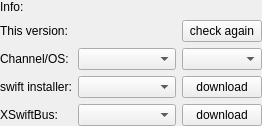
The window that src/blackgui/components/updateinfocomponent.ui (swift-project/pilotclient) describes before a commit, drawn with Qt 5.
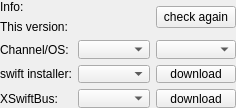
The same window after the commit.

Commit message: UI improvements installer/update info

Patch:
```diff
--- a/src/blackgui/components/updateinfocomponent.ui
+++ b/src/blackgui/components/updateinfocomponent.ui
@@ -6,14 +6,14 @@
    <rect>
     <x>0</x>
     <y>0</y>
-    <width>262</width>
-    <height>126</height>
+    <width>230</width>
+    <height>108</height>
    </rect>
   </property>
   <property name="minimumSize">
    <size>
     <width>0</width>
-    <height>90</height>
+    <height>100</height>
    </size>
   </property>
   <property name="windowTitle">
@@ -85,13 +85,6 @@
      </property>
     </widget>
    </item>
-   <item row="1" column="2">
-    <widget class="QPushButton" name="pb_CheckForUpdates">
-     <property name="text">
-      <string> check again </string>
-     </property>
-    </widget>
-   </item>
    <item row="1" column="1">
     <widget class="QLabel" name="lbl_CurrentVersionDisplay">
      <property name="text">
@@ -120,6 +113,13 @@
      </property>
     </widget>
    </item>
+   <item row="0" column="2" rowspan="2">
+    <widget class="QPushButton" name="pb_CheckForUpdates">
+     <property name="text">
+      <string> check again </string>
+     </property>
+    </widget>
+   </item>
   </layout>
  </widget>
  <resources/>
```
The commit also changes 3 other files.
